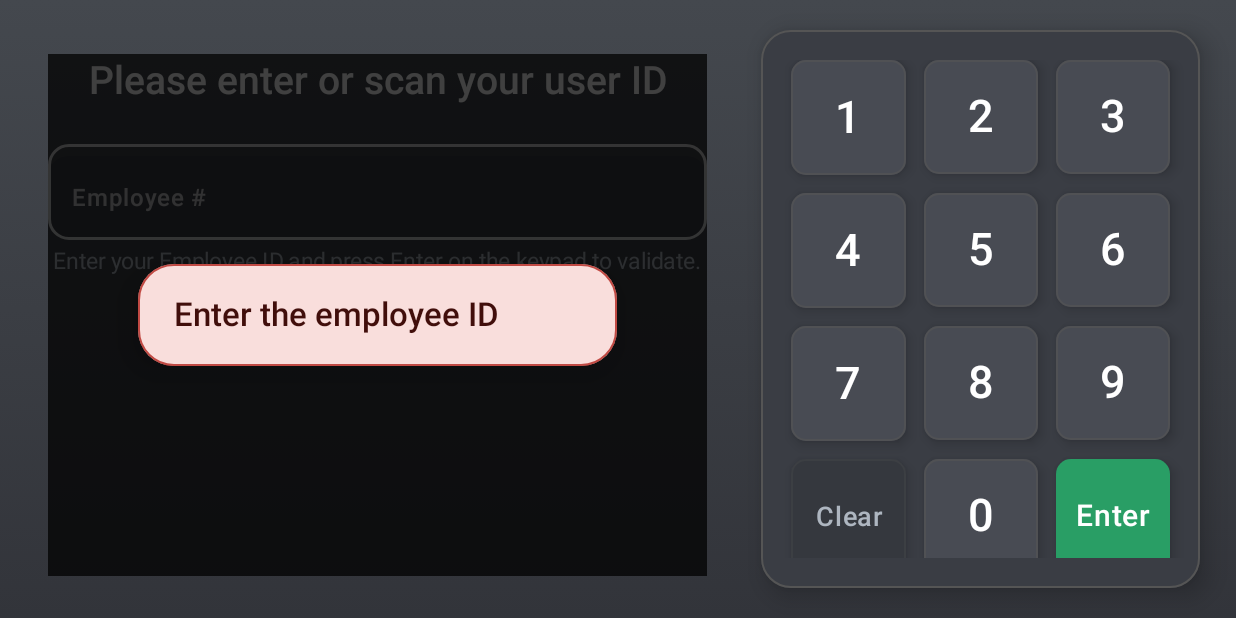
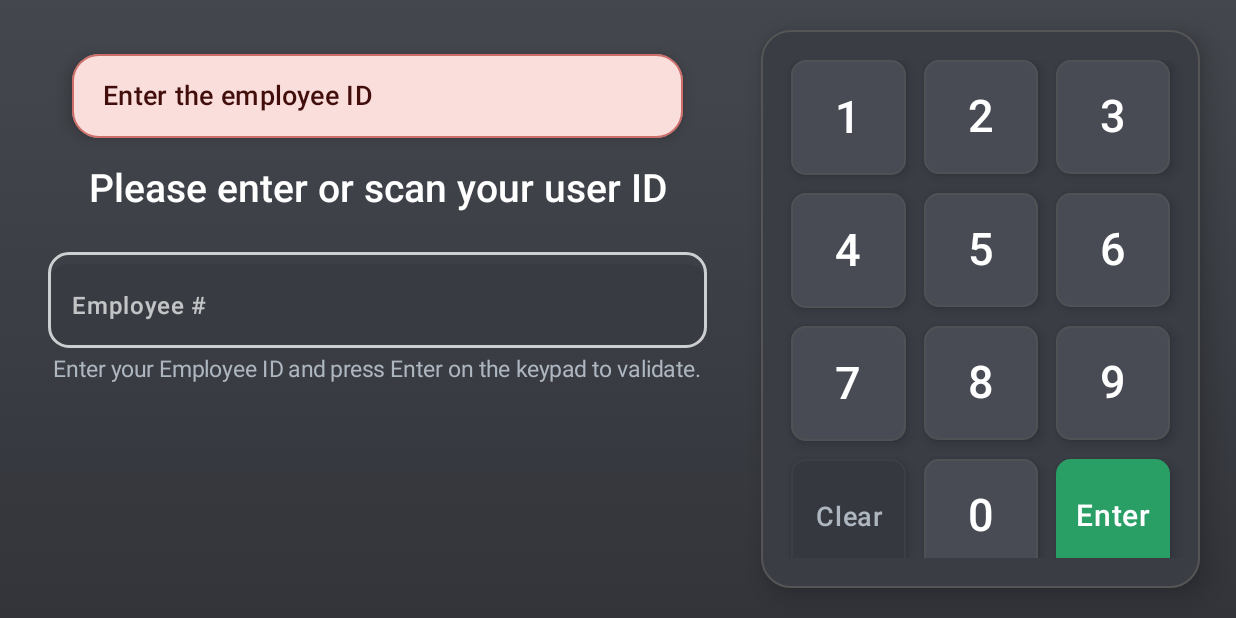
Before and after one commit to reybeld94/terminal_all, an Android app built with Jetpack Compose: the composable WorkOrdersScreen shown on its own in the app's theme, after a tap on "Enter", on a phone screen of 824 x 412 dp (held sideways). Run offline under Robolectric (Android 15) with nearby library versions, the phone set to English and light mode, and no system bars.

Commit message:
Remove blocking validation modal from work orders

```diff
--- a/Terminal/app/src/main/java/com/example/terminal/ui/workorders/WorkOrdersScreen.kt
+++ b/Terminal/app/src/main/java/com/example/terminal/ui/workorders/WorkOrdersScreen.kt
@@ -343,10 +343,37 @@ private fun WorkOrdersForm(
             .fillMaxHeight()
             .padding(top = 24.dp, bottom = 16.dp)
     ) {
+        val shouldShowValidationMessage = isValidationMessageVisible && !validationMessage.isNullOrBlank()
+
         Column(
             modifier = Modifier.fillMaxSize(),
             horizontalAlignment = Alignment.CenterHorizontally
         ) {
+            AnimatedVisibility(
+                visible = shouldShowValidationMessage,
+                enter = fadeIn(animationSpec = tween(ValidationMessageAnimationDurationMillis)) +
+                    scaleIn(
+                        initialScale = 0.95f,
+                        animationSpec = tween(ValidationMessageAnimationDurationMillis)
+                    ),
+                exit = fadeOut(animationSpec = tween(ValidationMessageAnimationDurationMillis)) +
+                    scaleOut(
+                        targetScale = 0.95f,
+                        animationSpec = tween(ValidationMessageAnimationDurationMillis)
+                    )
+            ) {
+                ValidationMessageBanner(
+                    message = validationMessage.orEmpty(),
+                    modifier = Modifier
+                        .fillMaxWidth()
+                        .padding(horizontal = 16.dp)
+                )
+            }
+
+            if (shouldShowValidationMessage) {
+                Spacer(modifier = Modifier.height(16.dp))
+            }
+
             when {
                 shouldShowAssemblyAwaitingStep -> {
                     AssemblyAwaitingEmployeeStep(
@@ -440,11 +467,6 @@ private fun WorkOrdersForm(
             }
         }
 
-        ValidationMessageOverlay(
-            message = validationMessage,
-            isVisible = isValidationMessageVisible,
-            modifier = Modifier.fillMaxSize()
-        )
     }
 }
 
@@ -793,54 +815,29 @@ private fun ValidatedEmployeeContent(
 }
 
 @Composable
-private fun ValidationMessageOverlay(
-    message: String?,
-    isVisible: Boolean,
+private fun ValidationMessageBanner(
+    message: String,
     modifier: Modifier = Modifier
 ) {
-    val shouldShow = isVisible && !message.isNullOrBlank()
-    AnimatedVisibility(
-        visible = shouldShow,
+    Card(
         modifier = modifier,
-        enter = fadeIn(animationSpec = tween(ValidationMessageAnimationDurationMillis)) +
-            scaleIn(
-                initialScale = 0.95f,
-                animationSpec = tween(ValidationMessageAnimationDurationMillis)
-            ),
-        exit = fadeOut(animationSpec = tween(ValidationMessageAnimationDurationMillis)) +
-            scaleOut(
-                targetScale = 0.95f,
-                animationSpec = tween(ValidationMessageAnimationDurationMillis)
-            )
-    ) {
-        Box(
-            modifier = Modifier
-                .fillMaxSize()
-                .background(MaterialTheme.colorScheme.scrim.copy(alpha = 0.75f))
-                .padding(horizontal = 32.dp),
-            contentAlignment = Alignment.Center
-        ) {
-            Card(
-                modifier = Modifier.fillMaxWidth(0.85f),
-                shape = RoundedCornerShape(24.dp),
+        shape = RoundedCornerShape(18.dp),
         colors = CardDefaults.cardColors(
             containerColor = MaterialTheme.colorScheme.errorContainer,
             contentColor = MaterialTheme.colorScheme.onErrorContainer
         ),
-                elevation = CardDefaults.cardElevation(defaultElevation = 12.dp),
-                border = BorderStroke(1.dp, MaterialTheme.colorScheme.error.copy(alpha = 0.8f))
-            ) {
-                Text(
-                    text = message!!,
-                    modifier = Modifier.padding(horizontal = 24.dp, vertical = 20.dp),
-                    style = MaterialTheme.typography.titleLarge.copy(
-                        fontSize = 22.sp,
+        elevation = CardDefaults.cardElevation(defaultElevation = 6.dp),
+        border = BorderStroke(1.dp, MaterialTheme.colorScheme.error.copy(alpha = 0.6f))
+    ) {
+        Text(
+            text = message,
+            modifier = Modifier.padding(horizontal = 20.dp, vertical = 16.dp),
+            style = MaterialTheme.typography.titleMedium.copy(
+                fontSize = 18.sp,
                 fontWeight = FontWeight.SemiBold
             ),
             textAlign = TextAlign.Center
         )
-            }
-        }
     }
 }
 
```
Lines whose indentation alone changed are shown as unchanged.
